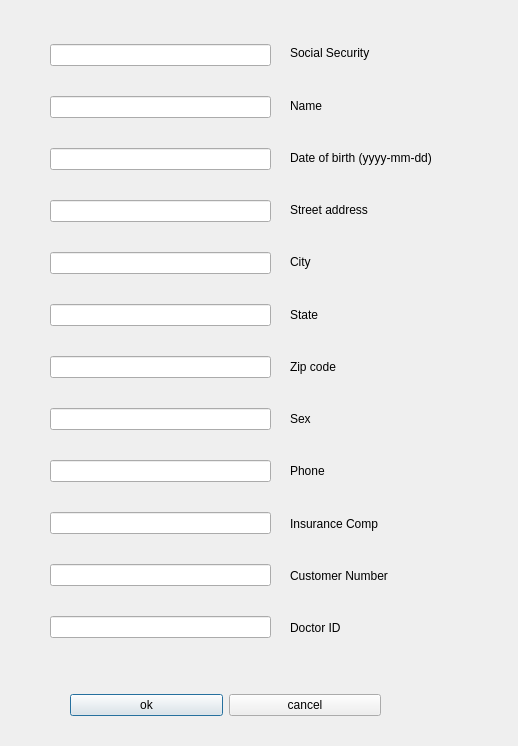
Before: the Qt Designer form addpatient.ui in oracle-ryuu/SimpleSerums_radical_redo, drawn with Qt 5.
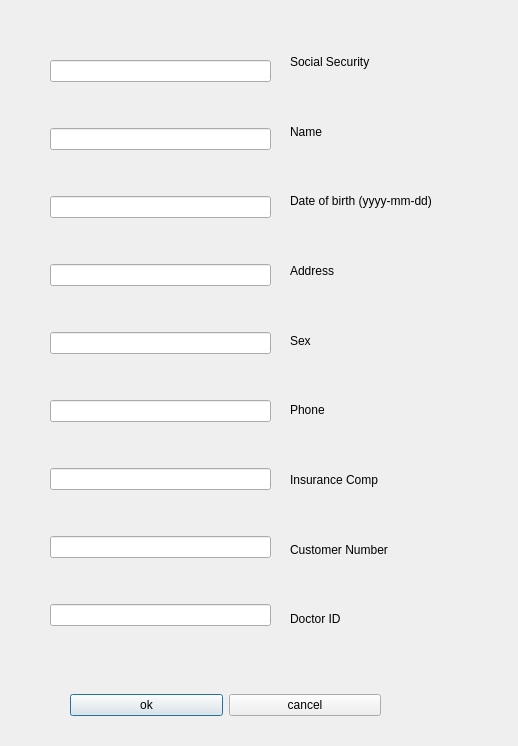
After: the same form once the commit is applied.

Commit message: completed functionality to edit patient

What changed in the file:
```diff
--- a/addpatient.ui
+++ b/addpatient.ui
@@ -47,28 +47,7 @@
     <item>
      <widget class="QLabel" name="label_9">
       <property name="text">
-       <string>Street address</string>
-      </property>
-     </widget>
-    </item>
-    <item>
-     <widget class="QLabel" name="label_12">
-      <property name="text">
-       <string>City</string>
-      </property>
-     </widget>
-    </item>
-    <item>
-     <widget class="QLabel" name="label_11">
-      <property name="text">
-       <string>State</string>
-      </property>
-     </widget>
-    </item>
-    <item>
-     <widget class="QLabel" name="label_10">
-      <property name="text">
-       <string>Zip code</string>
+       <string>Address</string>
       </property>
      </widget>
     </item>
@@ -131,15 +110,6 @@
     <item>
      <widget class="QLineEdit" name="Address"/>
     </item>
-    <item>
-     <widget class="QLineEdit" name="City"/>
-    </item>
-    <item>
-     <widget class="QLineEdit" name="State"/>
-    </item>
-    <item>
-     <widget class="QLineEdit" name="Zip"/>
-    </item>
     <item>
      <widget class="QLineEdit" name="Sex"/>
     </item>
```
The commit also changes 32 other files.
